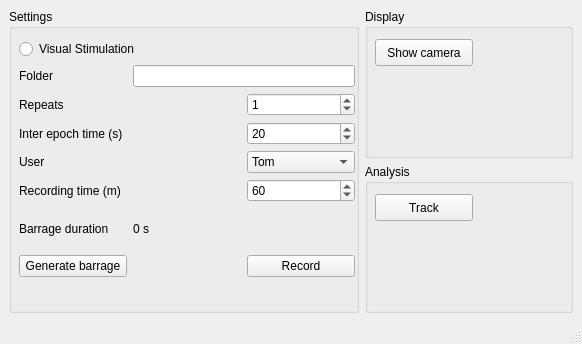
First picture: the form in form/mainwindow.ui, repository dafishcode/rec2track_qt, before the edit.
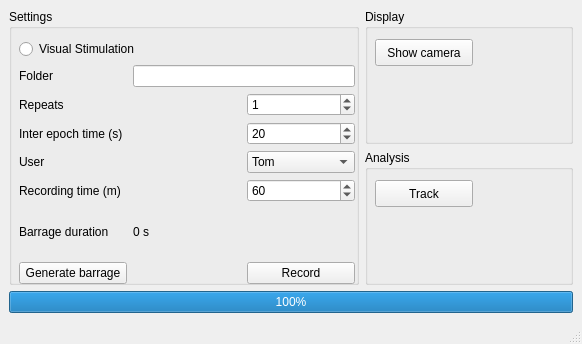
Second picture: the form after the edit.

Patch:
```diff
--- a/form/mainwindow.ui
+++ b/form/mainwindow.ui
@@ -34,7 +34,7 @@
            <x>10</x>
            <y>30</y>
            <width>336</width>
-           <height>238</height>
+           <height>245</height>
           </rect>
          </property>
          <layout class="QGridLayout" name="gridLayout_4">
@@ -231,6 +231,13 @@
       </item>
      </layout>
     </item>
+    <item row="1" column="0">
+     <widget class="QProgressBar" name="progressBar">
+      <property name="value">
+       <number>100</number>
+      </property>
+     </widget>
+    </item>
    </layout>
   </widget>
   <widget class="QMenuBar" name="menubar">
```
Left out of the diff: 2 changed lines with no effect on the pictures.
